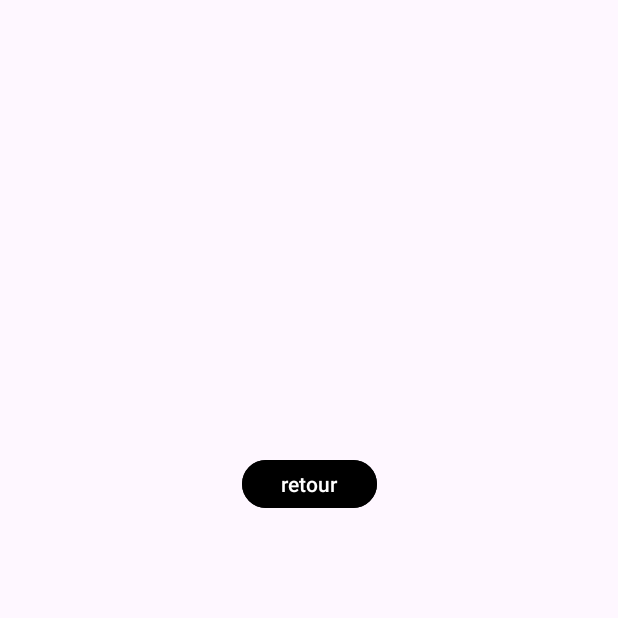
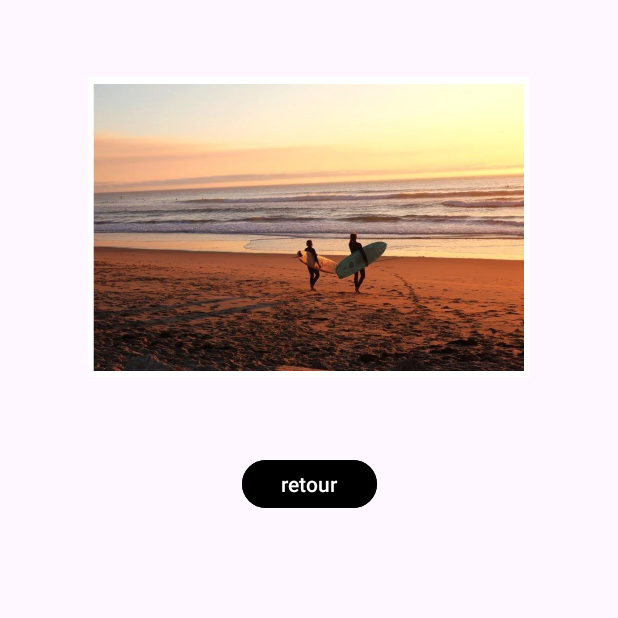
Before and after one commit to solena8/Natena_projet_mobile, an Android app: the SingleSpotActivity screen opened directly, with no data from a screen before it, on a phone screen of 412 x 824 dp, the top half of it. Run offline under Robolectric (Android 15) with nearby library versions, the phone set to English and light mode, and no system bars.

Commit message:
feat: images now loads from json file

```diff
--- a/app/build.gradle.kts
+++ b/app/build.gradle.kts
@@ -44,6 +44,7 @@ dependencies {
     implementation(libs.androidx.constraintlayout)
     implementation(libs.moshi)
     implementation(libs.moshi.kotlin)
+    implementation (libs.glide)
     testImplementation(libs.junit)
     androidTestImplementation(libs.androidx.junit)
     androidTestImplementation(libs.androidx.espresso.core)
--- a/app/src/main/AndroidManifest.xml
+++ b/app/src/main/AndroidManifest.xml
@@ -1,7 +1,8 @@
 <?xml version="1.0" encoding="utf-8"?>
 <manifest xmlns:android="http://schemas.android.com/apk/res/android"
     xmlns:tools="http://schemas.android.com/tools">
-
+    <uses-permission
+        android:name="android.permission.INTERNET" />
     <application
         android:allowBackup="true"
         android:dataExtractionRules="@xml/data_extraction_rules"
--- a/app/src/main/java/com/example/natena/models/FirstDataJson.kt
+++ b/app/src/main/java/com/example/natena/models/FirstDataJson.kt
@@ -44,12 +44,11 @@ public fun createSpotsFromJson(context: Context) {
     // Création d'un spot pour chaque élément au sein de records après avoir vérifié que records n'est pas null
     parsedData?.records?.forEach { record ->
         val spot = Spot(
-            spotImage = R.drawable.biarritz,
+            spotImage = record.photos,
             spotName = record.surfBreak,
             spotLocation = record.address
         )
         spots.add(spot)
-
     }
     // Contrôle en console des spots.
         spots.forEach { spot ->
--- a/app/src/main/java/com/example/natena/models/SingleSpotActivity.kt
+++ b/app/src/main/java/com/example/natena/models/SingleSpotActivity.kt
@@ -5,6 +5,7 @@ import android.widget.Button
 import androidx.appcompat.app.AppCompatActivity
 import android.widget.ImageView
 import android.widget.TextView
+import com.bumptech.glide.Glide
 
 class SingleSpotActivity : AppCompatActivity() {
     override fun onCreate(savedInstanceState: Bundle?) {
@@ -12,12 +13,23 @@ class SingleSpotActivity : AppCompatActivity() {
         setContentView(R.layout.activity_single_spot)
 
         // Récupérer les données transmises via l'intent
-        val spotImage = intent.getIntExtra("spotImage", 0)
+        val spotImage = intent.getStringExtra("spotImage")
         val spotName = intent.getStringExtra("spotName")
         val spotLocation = intent.getStringExtra("spotLocation")
 
+
+
         // Associer les données aux vues
-        findViewById<ImageView>(R.id.spotImage).setImageResource(spotImage)
+        val imageView = findViewById<ImageView>(R.id.spotImage)
+
+        //Chargement de l'image
+        spotImage?.let {
+            Glide.with(this)
+                .load(it)
+                .placeholder(R.drawable.placeholder)
+                .into(imageView)
+        }
+
         findViewById<TextView>(R.id.spotName).text = spotName
         findViewById<TextView>(R.id.spotLocation).text = spotLocation
 
--- a/app/src/main/java/com/example/natena/models/Spot.kt
+++ b/app/src/main/java/com/example/natena/models/Spot.kt
@@ -2,7 +2,7 @@ package com.example.natena.models
 
 
 data class Spot(
-    val spotImage: Int,
+    val spotImage: String,
     val spotName: String,
     val spotLocation: String
 )
--- a/app/src/main/res/layout/activity_single_spot.xml
+++ b/app/src/main/res/layout/activity_single_spot.xml
@@ -29,7 +29,7 @@
         app:layout_constraintEnd_toEndOf="parent"
         app:layout_constraintStart_toStartOf="parent"
         app:layout_constraintTop_toBottomOf="@+id/spotName"
-        app:srcCompat="@drawable/cap_ferret" />
+        app:srcCompat="@drawable/placeholder" />
 
 
     <TextView
--- a/app/src/main/res/layout/spot_layout.xml
+++ b/app/src/main/res/layout/spot_layout.xml
@@ -30,7 +30,7 @@
         app:layout_constraintEnd_toEndOf="parent"
         app:layout_constraintStart_toStartOf="parent"
         app:layout_constraintTop_toBottomOf="@+id/spotName"
-        app:srcCompat="@drawable/cap_ferret" />
+        app:srcCompat="@drawable/placeholder" />
 
 
     <TextView
--- a/app/src/main/res/raw/first_datas.json
+++ b/app/src/main/res/raw/first_datas.json
@@ -1,12 +1,12 @@
 {
   "records": [{
     "Surf Break": "Reef Break",
-    "Photos": "https://dl.airtable.com/ZuXJZ2NnTF40kCdBfTld_thomas-ashlock-64485-unsplash.jpg",
+    "Photos": "https://cdn.pixabay.com/photo/2019/03/29/10/16/sports-4088904_640.jpg",
     "Address": "Pipeline, Oahu, Hawaii"
   },
     {
       "Surf Break": "Point Break",
-      "Photos": "https://dl.airtable.com/e3QoP3cFSyykZJOvWGIy_cesar-couto-477018-unsplash%20(1).jpg",
+      "Photos": "https://cdn.pixabay.com/photo/2017/04/08/10/23/surfing-2212948_640.jpg",
       "Address": "Supertubes, Jeffreys Bay, South Africa"
     }
   ]
--- a/gradle/libs.versions.toml
+++ b/gradle/libs.versions.toml
@@ -1,5 +1,6 @@
 [versions]
 agp = "8.7.3"
+glide = "4.16.0"
 kotlin = "1.9.24"
 coreKtx = "1.15.0"
 junit = "4.13.2"
@@ -13,6 +14,7 @@ moshiKotlin = "1.15.0"
 
 [libraries]
 androidx-core-ktx = { group = "androidx.core", name = "core-ktx", version.ref = "coreKtx" }
+glide = { module = "com.github.bumptech.glide:glide", version.ref = "glide" }
 junit = { group = "junit", name = "junit", version.ref = "junit" }
 androidx-junit = { group = "androidx.test.ext", name = "junit", version.ref = "junitVersion" }
 androidx-espresso-core = { group = "androidx.test.espresso", name = "espresso-core", version.ref = "espressoCore" }
```
Also changed, not shown: app/src/main/java/com/example/natena/models/SpotAdapter.kt (+6 -1 lines), app/src/main/res/drawable/placeholder.png (renamed from app/src/main/res/drawable/cap_ferret.png).
